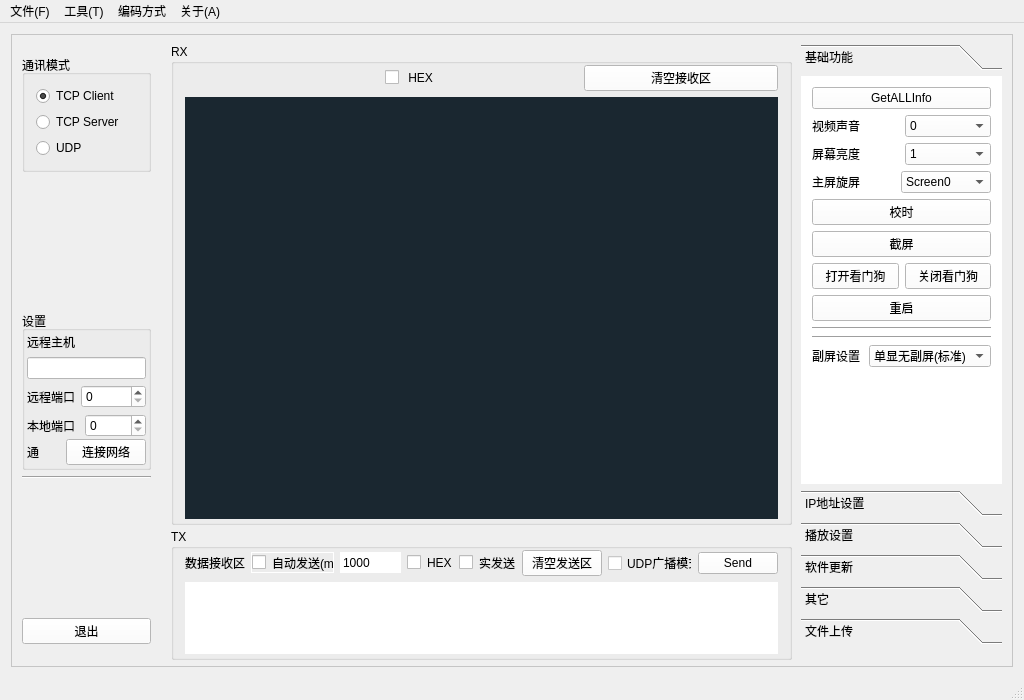
This is mainwindow.ui in 89093522/LSC_Debug as Qt 5 draws it before an edit. The edited form follows.
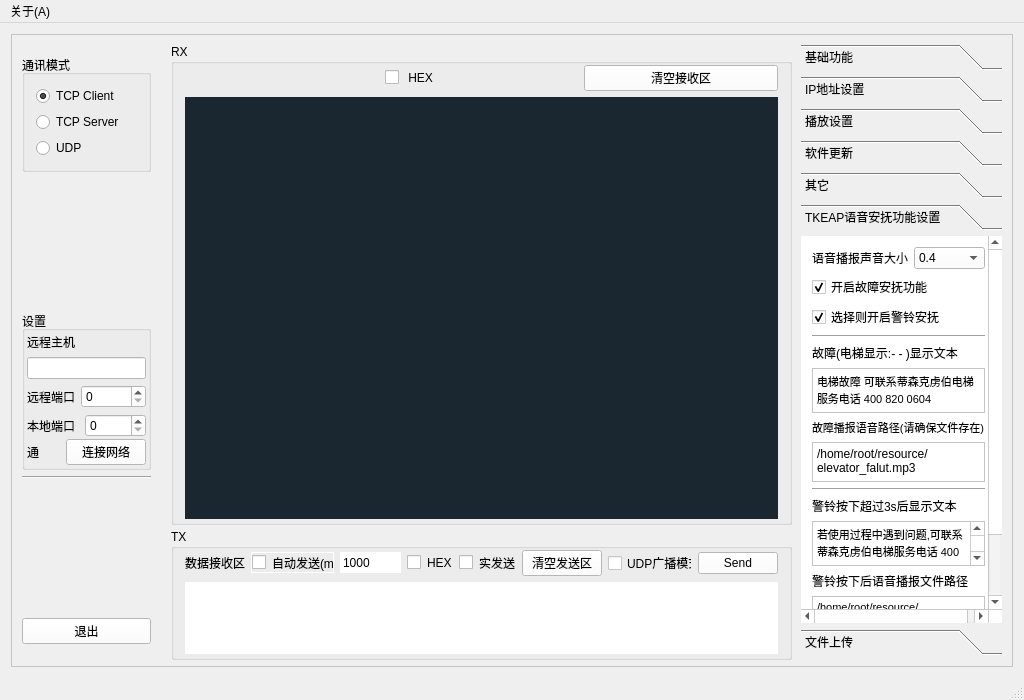
This is the edited form. The open tabs and pages were chosen to show the change.

What changed in the file:
```diff
--- a/mainwindow.ui
+++ b/mainwindow.ui
@@ -660,7 +660,7 @@
          <x>790</x>
          <y>10</y>
          <width>201</width>
-         <height>600</height>
+         <height>611</height>
         </rect>
        </property>
        <property name="layoutDirection">
@@ -675,7 +675,7 @@
           <x>0</x>
           <y>0</y>
           <width>201</width>
-          <height>444</height>
+          <height>429</height>
          </rect>
         </property>
         <attribute name="label">
@@ -1564,6 +1564,293 @@
          </item>
         </layout>
        </widget>
+       <widget class="QWidget" name="page_2">
+        <property name="geometry">
+         <rect>
+          <x>0</x>
+          <y>0</y>
+          <width>201</width>
+          <height>429</height>
+         </rect>
+        </property>
+        <attribute name="label">
+         <string>TKEAP语音安抚功能设置</string>
+        </attribute>
+        <layout class="QVBoxLayout" name="verticalLayout_14">
+         <item>
+          <layout class="QHBoxLayout" name="horizontalLayout_20">
+           <item>
+            <widget class="QLabel" name="label_25">
+             <property name="text">
+              <string>语音播报声音大小</string>
+             </property>
+            </widget>
+           </item>
+           <item>
+            <widget class="QComboBox" name="comboBox_tkeap_volume">
+             <property name="currentIndex">
+              <number>4</number>
+             </property>
+             <item>
+              <property name="text">
+               <string>0</string>
+              </property>
+             </item>
+             <item>
+              <property name="text">
+               <string>0.1</string>
+              </property>
+             </item>
+             <item>
+              <property name="text">
+               <string>0.2</string>
+              </property>
+             </item>
+             <item>
+              <property name="text">
+               <string>0.3</string>
+              </property>
+             </item>
+             <item>
+              <property name="text">
+               <string>0.4</string>
+              </property>
+             </item>
+             <item>
+              <property name="text">
+               <string>0.5</string>
+              </property>
+             </item>
+             <item>
+              <property name="text">
+               <string>0.6</string>
+              </property>
+             </item>
+             <item>
+              <property name="text">
+               <string>0.7</string>
+              </property>
+             </item>
+             <item>
+              <property name="text">
+               <string>0.8</string>
+              </property>
+             </item>
+             <item>
+              <property name="text">
+               <string>0.9</string>
+              </property>
+             </item>
+             <item>
+              <property name="text">
+               <string>1.0</string>
+              </property>
+             </item>
+            </widget>
+           </item>
+          </layout>
+         </item>
+         <item>
+          <layout class="QHBoxLayout" name="horizontalLayout_22">
+           <item>
+            <widget class="QCheckBox" name="checkBox">
+             <property name="text">
+              <string>开启故障安抚功能</string>
+             </property>
+             <property name="checked">
+              <bool>true</bool>
+             </property>
+            </widget>
+           </item>
+          </layout>
+         </item>
+         <item>
+          <widget class="QCheckBox" name="checkBox_2">
+           <property name="text">
+            <string>选择则开启警铃安抚</string>
+           </property>
+           <property name="checked">
+            <bool>true</bool>
+           </property>
+          </widget>
+         </item>
+         <item>
+          <widget class="Line" name="line_6">
+           <property name="orientation">
+            <enum>Qt::Horizontal</enum>
+           </property>
+          </widget>
+         </item>
+         <item>
+          <widget class="QLabel" name="label_26">
+           <property name="text">
+            <string>故障(电梯显示:- - )显示文本</string>
+           </property>
+          </widget>
+         </item>
+         <item>
+          <widget class="QTextEdit" name="textEdit_1">
+           <property name="maximumSize">
+            <size>
+             <width>16777215</width>
+             <height>45</height>
+            </size>
+           </property>
+           <property name="font">
+            <font>
+             <pointsize>6</pointsize>
+            </font>
+           </property>
+           <property name="html">
+            <string>&lt;!DOCTYPE HTML PUBLIC &quot;-//W3C//DTD HTML 4.0//EN&quot; &quot;http://www.w3.org/TR/REC-html40/strict.dtd&quot;&gt;
+&lt;html&gt;&lt;head&gt;&lt;meta name=&quot;qrichtext&quot; content=&quot;1&quot; /&gt;&lt;style type=&quot;text/css&quot;&gt;
+p, li { white-space: pre-wrap; }
+&lt;/style&gt;&lt;/head&gt;&lt;body style=&quot; font-family:'SimSun'; font-size:6pt; font-weight:400; font-style:normal;&quot;&gt;
+&lt;p style=&quot; margin-top:0px; margin-bottom:0px; margin-left:0px; margin-right:0px; -qt-block-indent:0; text-indent:0px;&quot;&gt;&lt;span style=&quot; font-size:8pt;&quot;&gt;电梯故障 可联系蒂森克虏伯电梯服务电话 400 820 0604&lt;/span&gt;&lt;/p&gt;&lt;/body&gt;&lt;/html&gt;</string>
+           </property>
+           <property name="tabStopWidth">
+            <number>11</number>
+           </property>
+           <property name="acceptRichText">
+            <bool>false</bool>
+           </property>
+          </widget>
+         </item>
+         <item>
+          <widget class="QLabel" name="label_27">
+           <property name="font">
+            <font>
+             <pointsize>8</pointsize>
+            </font>
+           </property>
+           <property name="text">
+            <string>故障播报语音路径(请确保文件存在)</string>
+           </property>
+          </widget>
+         </item>
+         <item>
+          <widget class="QTextEdit" name="textEdit_2">
+           <property name="maximumSize">
+            <size>
+             <width>16777215</width>
+             <height>40</height>
+            </size>
+           </property>
+           <property name="html">
+            <string>&lt;!DOCTYPE HTML PUBLIC &quot;-//W3C//DTD HTML 4.0//EN&quot; &quot;http://www.w3.org/TR/REC-html40/strict.dtd&quot;&gt;
+&lt;html&gt;&lt;head&gt;&lt;meta name=&quot;qrichtext&quot; content=&quot;1&quot; /&gt;&lt;style type=&quot;text/css&quot;&gt;
+p, li { white-space: pre-wrap; }
+&lt;/style&gt;&lt;/head&gt;&lt;body style=&quot; font-family:'SimSun'; font-size:9pt; font-weight:400; font-style:normal;&quot;&gt;
+&lt;p style=&quot; margin-top:0px; margin-bottom:0px; margin-left:0px; margin-right:0px; -qt-block-indent:0; text-indent:0px;&quot;&gt;/home/root/resource/elevator_falut.mp3&lt;/p&gt;&lt;/body&gt;&lt;/html&gt;</string>
+           </property>
+          </widget>
+         </item>
+         <item>
+          <widget class="Line" name="line_7">
+           <property name="orientation">
+            <enum>Qt::Horizontal</enum>
+           </property>
+          </widget>
+         </item>
+         <item>
+          <widget class="QLabel" name="label_28">
+           <property name="text">
+            <string>警铃按下超过3s后显示文本</string>
+           </property>
+          </widget>
+         </item>
+         <item>
+          <widget class="QTextEdit" name="textEdit_3">
+           <property name="maximumSize">
+            <size>
+             <width>16777215</width>
+             <height>45</height>
+            </size>
+           </property>
+           <property name="font">
+            <font>
+             <pointsize>6</pointsize>
+            </font>
+           </property>
+           <property name="html">
+            <string>&lt;!DOCTYPE HTML PUBLIC &quot;-//W3C//DTD HTML 4.0//EN&quot; &quot;http://www.w3.org/TR/REC-html40/strict.dtd&quot;&gt;
+&lt;html&gt;&lt;head&gt;&lt;meta name=&quot;qrichtext&quot; content=&quot;1&quot; /&gt;&lt;style type=&quot;text/css&quot;&gt;
+p, li { white-space: pre-wrap; }
+&lt;/style&gt;&lt;/head&gt;&lt;body style=&quot; font-family:'SimSun'; font-size:6pt; font-weight:400; font-style:normal;&quot;&gt;
+&lt;p style=&quot; margin-top:0px; margin-bottom:0px; margin-left:0px; margin-right:0px; -qt-block-indent:0; text-indent:0px;&quot;&gt;&lt;span style=&quot; font-size:8pt;&quot;&gt;若使用过程中遇到问题,可联系蒂森克虏伯电梯服务电话 400 820 0604&lt;/span&gt;&lt;/p&gt;&lt;/body&gt;&lt;/html&gt;</string>
+           </property>
+           <property name="tabStopWidth">
+            <number>12</number>
+           </property>
+           <property name="acceptRichText">
+            <bool>false</bool>
+           </property>
+          </widget>
+         </item>
+         <item>
+          <widget class="QLabel" name="label_29">
+           <property name="text">
+            <string>警铃按下后语音播报文件路径</string>
+           </property>
+          </widget>
+         </item>
+         <item>
+          <widget class="QTextEdit" name="textEdit_4">
+           <property name="maximumSize">
+            <size>
+             <width>16777215</width>
+             <height>40</height>
+            </size>
+           </property>
+           <property name="font">
+            <font>
+             <pointsize>6</pointsize>
+            </font>
+           </property>
+           <property name="html">
+            <string>&lt;!DOCTYPE HTML PUBLIC &quot;-//W3C//DTD HTML 4.0//EN&quot; &quot;http://www.w3.org/TR/REC-html40/strict.dtd&quot;&gt;
+&lt;html&gt;&lt;head&gt;&lt;meta name=&quot;qrichtext&quot; content=&quot;1&quot; /&gt;&lt;style type=&quot;text/css&quot;&gt;
+p, li { white-space: pre-wrap; }
+&lt;/style&gt;&lt;/head&gt;&lt;body style=&quot; font-family:'SimSun'; font-size:6pt; font-weight:400; font-style:normal;&quot;&gt;
+&lt;p style=&quot; margin-top:0px; margin-bottom:0px; margin-left:0px; margin-right:0px; -qt-block-indent:0; text-indent:0px;&quot;&gt;&lt;span style=&quot; font-size:8pt;&quot;&gt;/home/root/resource/elevator_alarm.mp3&lt;/span&gt;&lt;/p&gt;&lt;/body&gt;&lt;/html&gt;</string>
+           </property>
+           <property name="tabStopWidth">
+            <number>11</number>
+           </property>
+           <property name="acceptRichText">
+            <bool>false</bool>
+           </property>
+          </widget>
+         </item>
+         <item>
+          <widget class="Line" name="line_8">
+           <property name="orientation">
+            <enum>Qt::Horizontal</enum>
+           </property>
+          </widget>
+         </item>
+         <item>
+          <widget class="QPushButton" name="pushButton_tkeap">
+           <property name="text">
+            <string>点击发送设置</string>
+           </property>
+          </widget>
+         </item>
+         <item>
+          <spacer name="verticalSpacer_12">
+           <property name="orientation">
+            <enum>Qt::Vertical</enum>
+           </property>
+           <property name="sizeHint" stdset="0">
+            <size>
+             <width>20</width>
+             <height>40</height>
+            </size>
+           </property>
+          </spacer>
+         </item>
+        </layout>
+       </widget>
        <widget class="QWidget" name="page">
         <property name="geometry">
          <rect>
@@ -1708,29 +1995,11 @@
      <height>22</height>
     </rect>
    </property>
-   <widget class="QMenu" name="menuYywr">
-    <property name="title">
-     <string>文件(F)</string>
-    </property>
-   </widget>
-   <widget class="QMenu" name="menu">
-    <property name="title">
-     <string>工具(T)</string>
-    </property>
-   </widget>
-   <widget class="QMenu" name="menu_2">
-    <property name="title">
-     <string>编码方式</string>
-    </property>
-   </widget>
    <widget class="QMenu" name="menu_3">
     <property name="title">
      <string>关于(A)</string>
     </property>
    </widget>
-   <addaction name="menuYywr"/>
-   <addaction name="menu"/>
-   <addaction name="menu_2"/>
    <addaction name="menu_3"/>
   </widget>
   <widget class="QStatusBar" name="statusBar"/>
```
Left out of the diff: 74 changed lines with no effect on the pictures.
